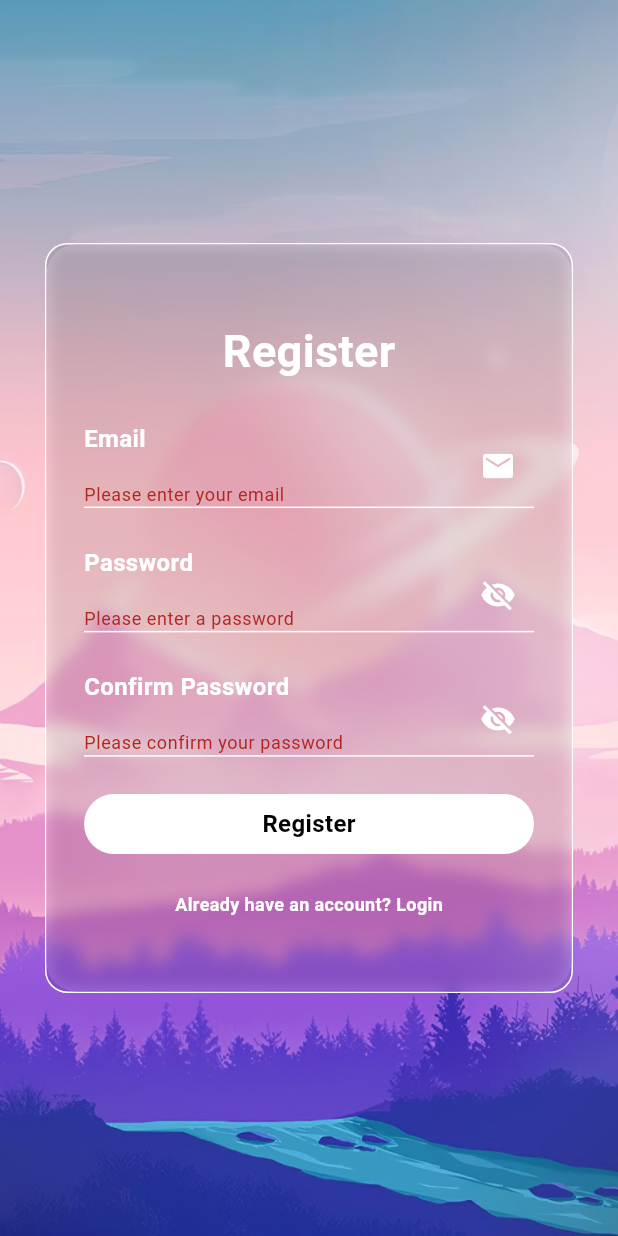
After one commit to sergicasanova/TopReceit, a Flutter app: the screen it shows after launch, after a tap on "Don't have an account? REGISTER", after a tap on "Register", on a phone screen of 412 x 824 dp. The commit adds this screen. Run offline on Flutter 3.47's test engine with Material 3 defaults, Android fonts, the phone set to English and light mode, and no system bars; our stand-ins replace bloc, dartz, equatable, firebase_auth, firebase_core, flutter_bloc and 5 more; accounts and stored records are empty; network calls fail.

```diff
--- a/flutter_top_receit/lib/config/router/routes.dart
+++ b/flutter_top_receit/lib/config/router/routes.dart
@@ -1,6 +1,8 @@
 import 'package:flutter_top_receit/domain/repositories/sign_in_repository.dart';
 import 'package:flutter_top_receit/injection.dart';
 import 'package:flutter_top_receit/presentation/screens/login_screen.dart';
+import 'package:flutter_top_receit/presentation/screens/main_screen.dart';
+import 'package:flutter_top_receit/presentation/screens/register_screen.dart';
 import 'package:go_router/go_router.dart';
 
 final GoRouter router = GoRouter(
@@ -10,10 +12,11 @@ final GoRouter router = GoRouter(
       path: '/login',
       builder: (context, state) => const LoginScreen(),
     ),
-    // GoRoute(
-    //   path: '/home',
-    //   //builder: (context, state) => const HomePage()
-    // ),
+    GoRoute(
+      path: '/register',
+      builder: (context, state) => const RegisterScreen(),
+    ),
+    GoRoute(path: '/home', builder: (context, state) => const MainScreen()),
   ],
   redirect: (context, state) async {
     final isLoggedIn = await sl<SignInRepository>().isLoggedIn();
--- a/flutter_top_receit/lib/main.dart
+++ b/flutter_top_receit/lib/main.dart
@@ -8,8 +8,6 @@ import 'package:flutter_top_receit/presentation/blocs/auth/auth_bloc.dart';
 
 void main() async {
   WidgetsFlutterBinding.ensureInitialized();
-
-  // Inicializa Firebase
   await Firebase.initializeApp(
     options: DefaultFirebaseOptions.currentPlatform,
   );
--- /dev/null
+++ b/flutter_top_receit/lib/presentation/functions/backgraund_sharedPref.dart
@@ -0,0 +1,20 @@
+import 'package:shared_preferences/shared_preferences.dart';
+
+class PreferencesService {
+  // Guarda el fondo seleccionado en SharedPreferences
+  Future<void> saveBackgroundImage(String bgImage) async {
+    final prefs = await SharedPreferences.getInstance();
+    await prefs.setString('background_image', bgImage);
+  }
+
+  // Lee el fondo guardado en SharedPreferences
+  Future<String?> getBackgroundImage() async {
+    final prefs = await SharedPreferences.getInstance();
+    return prefs.getString('background_image');
+  }
+
+  Future<String?> getUserEmail() async {
+    final prefs = await SharedPreferences.getInstance();
+    return prefs.getString('user_email');
+  }
+}
--- a/flutter_top_receit/lib/presentation/screens/login_screen.dart
+++ b/flutter_top_receit/lib/presentation/screens/login_screen.dart
@@ -3,11 +3,12 @@ import 'package:flutter/material.dart';
 import 'package:flutter_bloc/flutter_bloc.dart';
 import 'package:flutter_top_receit/config/utils/animation.dart';
 import 'package:flutter_top_receit/config/utils/text_utils.dart';
-import 'package:flutter_top_receit/injection.dart';
 import 'package:flutter_top_receit/presentation/blocs/auth/auth_bloc.dart';
 import 'package:flutter_top_receit/presentation/blocs/auth/auth_event.dart';
 import 'package:flutter_top_receit/presentation/blocs/auth/auth_state.dart';
+import 'package:flutter_top_receit/presentation/functions/backgraund_sharedPref.dart';
 import 'package:flutter_top_receit/presentation/widgets/data/bg_data.dart';
+import 'package:go_router/go_router.dart';
 
 class LoginScreen extends StatefulWidget {
   const LoginScreen({super.key});
@@ -19,8 +20,30 @@ class LoginScreen extends StatefulWidget {
 class _LoginScreenState extends State<LoginScreen> {
   int selectedIndex = 0;
   bool showOption = false;
+  bool _obscureText = true;
   final TextEditingController emailController = TextEditingController();
   final TextEditingController passwordController = TextEditingController();
+  String? currentBackground;
+
+  @override
+  void initState() {
+    super.initState();
+    _loadBackgroundImage();
+  }
+
+  Future<void> _loadBackgroundImage() async {
+    final prefs = PreferencesService();
+    final bgImage = await prefs.getBackgroundImage();
+    setState(() {
+      currentBackground = bgImage ?? bgList[0];
+      selectedIndex = bgList.indexOf(currentBackground!);
+    });
+  }
+
+  Future<void> _saveBackgroundImage(String bgImage) async {
+    final prefs = PreferencesService();
+    await prefs.saveBackgroundImage(bgImage);
+  }
 
   @override
   Widget build(BuildContext context) {
@@ -44,7 +67,9 @@ class _LoginScreenState extends State<LoginScreen> {
                             onTap: () {
                               setState(() {
                                 selectedIndex = index;
+                                currentBackground = bgList[index];
                               });
+                              _saveBackgroundImage(bgList[index]);
                             },
                             child: CircleAvatar(
                               radius: 30,
@@ -105,8 +130,10 @@ class _LoginScreenState extends State<LoginScreen> {
         listener: (context, state) {
           if (state is AuthError) {
             ScaffoldMessenger.of(context).showSnackBar(
-              SnackBar(content: Text(state.message)),
+              const SnackBar(content: Text("Credenciales incorrectas")),
             );
+          } else if (state is Authenticated) {
+            context.go('/home');
           }
         },
         child: Container(
@@ -114,7 +141,7 @@ class _LoginScreenState extends State<LoginScreen> {
           width: double.infinity,
           decoration: BoxDecoration(
             image: DecorationImage(
-              image: AssetImage(bgList[selectedIndex]),
+              image: AssetImage(currentBackground ?? bgList[0]),
               fit: BoxFit.fill,
             ),
           ),
@@ -170,11 +197,24 @@ class _LoginScreenState extends State<LoginScreen> {
                         child: TextFormField(
                           controller: passwordController,
                           style: const TextStyle(color: Colors.white),
-                          decoration: const InputDecoration(
-                            suffixIcon: Icon(Icons.lock, color: Colors.white),
+                          decoration: InputDecoration(
+                            suffixIcon: IconButton(
+                              icon: Icon(
+                                _obscureText
+                                    ? Icons.visibility_off
+                                    : Icons.visibility,
+                                color: Colors.white,
+                              ),
+                              onPressed: () {
+                                setState(() {
+                                  _obscureText = !_obscureText;
+                                });
+                              },
+                            ),
                             fillColor: Colors.white,
                             border: InputBorder.none,
                           ),
+                          obscureText: _obscureText,
                         ),
                       ),
                       const Spacer(),
@@ -200,10 +240,16 @@ class _LoginScreenState extends State<LoginScreen> {
                       ),
                       const Spacer(),
                       Center(
+                        child: GestureDetector(
+                          onTap: () {
+                            context.go('/register');
+                          },
                           child: TextUtil(
-                              text: "Don't have an account REGISTER",
+                              text: "Don't have an account? REGISTER",
                               size: 12,
-                              weight: true)),
+                              weight: true),
+                        ),
+                      ),
                       const Spacer(),
                     ],
                   ),
--- /dev/null
+++ b/flutter_top_receit/lib/presentation/screens/register_screen.dart
@@ -0,0 +1,237 @@
+import 'dart:ui';
+import 'package:flutter/material.dart';
+import 'package:flutter_bloc/flutter_bloc.dart';
+import 'package:flutter_top_receit/config/utils/text_utils.dart';
+import 'package:flutter_top_receit/presentation/blocs/auth/auth_bloc.dart';
+import 'package:flutter_top_receit/presentation/blocs/auth/auth_event.dart';
+import 'package:flutter_top_receit/presentation/blocs/auth/auth_state.dart';
+import 'package:flutter_top_receit/presentation/widgets/data/bg_data.dart';
+import 'package:go_router/go_router.dart';
+import 'package:flutter_top_receit/presentation/functions/backgraund_sharedPref.dart';
+
+class RegisterScreen extends StatefulWidget {
+  const RegisterScreen({super.key});
+
+  @override
+  State<RegisterScreen> createState() => _RegisterScreenState();
+}
+
+class _RegisterScreenState extends State<RegisterScreen> {
+  final TextEditingController emailController = TextEditingController();
+  final TextEditingController passwordController = TextEditingController();
+  final TextEditingController confirmPasswordController =
+      TextEditingController();
+  final _formKey = GlobalKey<FormState>();
+  String? currentBackground;
+  bool _obscureText = true;
+  bool _obscureConfirmText = true;
+
+  @override
+  void initState() {
+    super.initState();
+    _loadBackgroundImage();
+  }
+
+  Future<void> _loadBackgroundImage() async {
+    final prefs = PreferencesService();
+    final bgImage = await prefs.getBackgroundImage();
+    setState(() {
+      currentBackground = bgImage ?? bgList[0];
+    });
+  }
+
+  @override
+  Widget build(BuildContext context) {
+    return Scaffold(
+      body: BlocListener<AuthBloc, AuthState>(
+        listener: (context, state) {
+          if (state is AuthError) {
+            ScaffoldMessenger.of(context).showSnackBar(
+              SnackBar(content: Text(state.message)),
+            );
+          }
+        },
+        child: Container(
+          height: double.infinity,
+          width: double.infinity,
+          decoration: BoxDecoration(
+            image: DecorationImage(
+              image: AssetImage(currentBackground ?? bgList[0]),
+              fit: BoxFit.fill,
+            ),
+          ),
+          alignment: Alignment.center,
+          child: Container(
+            height: 500,
+            width: double.infinity,
+            margin: const EdgeInsets.symmetric(horizontal: 30),
+            decoration: BoxDecoration(
+              border: Border.all(color: Colors.white),
+              borderRadius: BorderRadius.circular(15),
+              color: Colors.black.withOpacity(0.1),
+            ),
+            child: ClipRRect(
+              borderRadius: BorderRadius.circular(20),
+              child: BackdropFilter(
+                filter: ImageFilter.blur(sigmaY: 5, sigmaX: 5),
+                child: Padding(
+                  padding: const EdgeInsets.all(25),
+                  child: Form(
+                    key: _formKey,
+                    child: Column(
+                      crossAxisAlignment: CrossAxisAlignment.start,
+                      children: [
+                        const Spacer(),
+                        Center(
+                            child: TextUtil(
+                                text: "Register", weight: true, size: 30)),
+                        const Spacer(),
+                        TextUtil(text: "Email"),
+                        Container(
+                          height: 35,
+                          decoration: const BoxDecoration(
+                            border:
+                                Border(bottom: BorderSide(color: Colors.white)),
+                          ),
+                          child: TextFormField(
+                            controller: emailController,
+                            style: const TextStyle(color: Colors.white),
+                            decoration: const InputDecoration(
+                              suffixIcon: Icon(Icons.mail, color: Colors.white),
+                              fillColor: Colors.white,
+                              border: InputBorder.none,
+                            ),
+                            validator: (value) {
+                              if (value == null || value.isEmpty) {
+                                return 'Please enter your email';
+                              }
+                              return null;
+                            },
+                          ),
+                        ),
+                        const Spacer(),
+                        TextUtil(text: "Password"),
+                        Container(
+                          height: 35,
+                          decoration: const BoxDecoration(
+                            border:
+                                Border(bottom: BorderSide(color: Colors.white)),
+                          ),
+                          child: TextFormField(
+                            controller: passwordController,
+                            style: const TextStyle(color: Colors.white),
+                            decoration: InputDecoration(
+                              suffixIcon: IconButton(
+                                icon: Icon(
+                                  _obscureText
+                                      ? Icons.visibility_off
+                                      : Icons.visibility,
+                                  color: Colors.white,
+                                ),
+                                onPressed: () {
+                                  setState(() {
+                                    _obscureText = !_obscureText;
+                                  });
+                                },
+                              ),
+                              fillColor: Colors.white,
+                              border: InputBorder.none,
+                            ),
+                            obscureText: _obscureText,
+                            validator: (value) {
+                              if (value == null || value.isEmpty) {
+                                return 'Please enter a password';
+                              }
+                              return null;
+                            },
+                          ),
+                        ),
+                        const Spacer(),
+                        TextUtil(text: "Confirm Password"),
+                        Container(
+                          height: 35,
+                          decoration: const BoxDecoration(
+                            border:
+                                Border(bottom: BorderSide(color: Colors.white)),
+                          ),
+                          child: TextFormField(
+                            controller: confirmPasswordController,
+                            style: const TextStyle(color: Colors.white),
+                            decoration: InputDecoration(
+                              suffixIcon: IconButton(
+                                icon: Icon(
+                                  _obscureConfirmText
+                                      ? Icons.visibility_off
+                                      : Icons.visibility,
+                                  color: Colors.white,
+                                ),
+                                onPressed: () {
+                                  setState(() {
+                                    _obscureConfirmText = !_obscureConfirmText;
+                                  });
+                                },
+                              ),
+                              fillColor: Colors.white,
+                              border: InputBorder.none,
+                            ),
+                            obscureText: _obscureConfirmText,
+                            validator: (value) {
+                              if (value == null || value.isEmpty) {
+                                return 'Please confirm your password';
+                              }
+                              if (value != passwordController.text) {
+                                return 'Passwords do not match';
+                              }
+                              return null;
+                            },
+                          ),
+                        ),
+                        const Spacer(),
+                        GestureDetector(
+                          onTap: () {
+                            if (_formKey.currentState?.validate() ?? false) {
+                              context.read<AuthBloc>().add(
+                                    SignUpEvent(
+                                      email: emailController.text,
+                                      password: passwordController.text,
+                                    ),
+                                  );
+                            }
+                          },
+                          child: Container(
+                            height: 40,
+                            width: double.infinity,
+                            decoration: BoxDecoration(
+                              color: Colors.white,
+                              borderRadius: BorderRadius.circular(30),
+                            ),
+                            alignment: Alignment.center,
+                            child:
+                                TextUtil(text: "Register", color: Colors.black),
+                          ),
+                        ),
+                        const Spacer(),
+                        Center(
+                          child: GestureDetector(
+                            onTap: () {
+                              context.go('/login');
+                            },
+                            child: TextUtil(
+                                text: "Already have an account? Login",
+                                size: 12,
+                                weight: true),
+                          ),
+                        ),
+                        const Spacer(),
+                      ],
+                    ),
+                  ),
+                ),
+              ),
+            ),
+          ),
+        ),
+      ),
+    );
+  }
+}
--- a/flutter_top_receit/lib/presentation/widgets/data/bg_data.dart
+++ b/flutter_top_receit/lib/presentation/widgets/data/bg_data.dart
@@ -7,4 +7,5 @@ List<String> bgList = [
   "assets/bg6.jpeg",
   "assets/bg7.jpeg",
   "assets/bg8.jpeg",
+  "assets/bg9.jpeg",
 ];
--- a/flutter_top_receit/pubspec.yaml
+++ b/flutter_top_receit/pubspec.yaml
@@ -75,6 +75,7 @@ flutter:
     - assets/bg6.jpeg
     - assets/bg7.jpeg
     - assets/bg8.jpeg
+    - assets/bg9.jpeg
   # The following line ensures that the Material Icons font is
   # included with your application, so that you can use the icons in
   # the material Icons class.
```
Also changed, not shown: flutter_top_receit/lib/presentation/dialogs/logout_dialog.dart (added, +24 -0 lines), flutter_top_receit/lib/presentation/screens/main_screen.dart (added, +55 -0 lines), flutter_top_receit/lib/presentation/widgets/appbar.dart (added, +51 -0 lines), flutter_top_receit/lib/presentation/widgets/drawer.dart (added, +100 -0 lines), flutter_top_receit/assets/bg9.jpeg (added).
